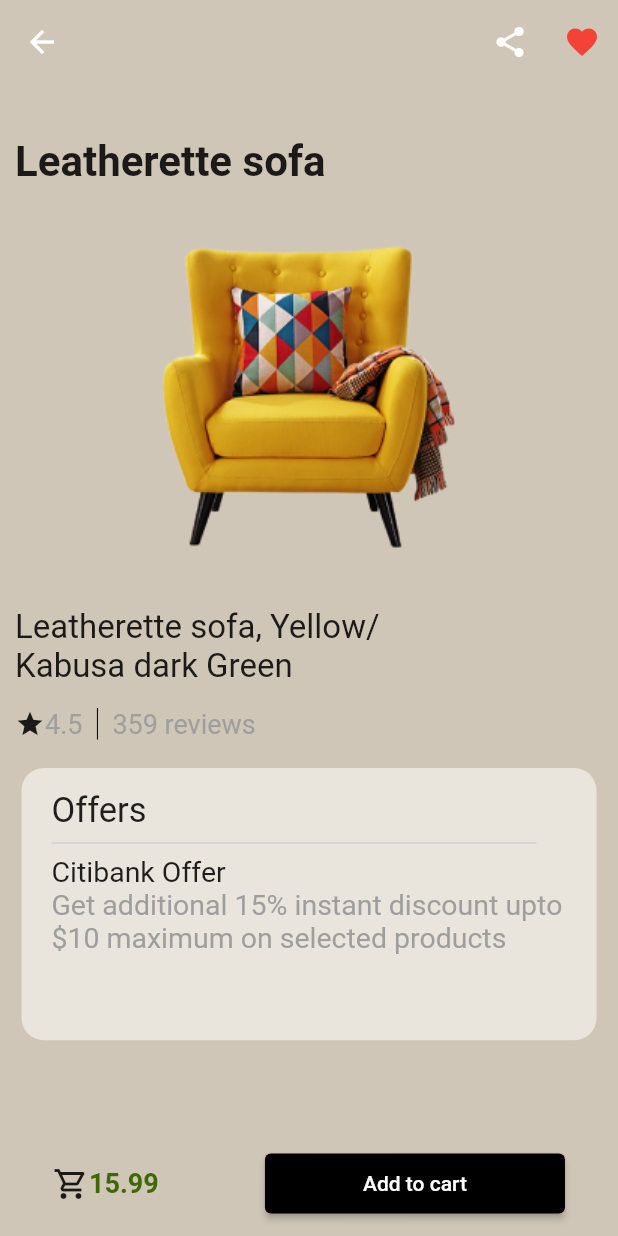
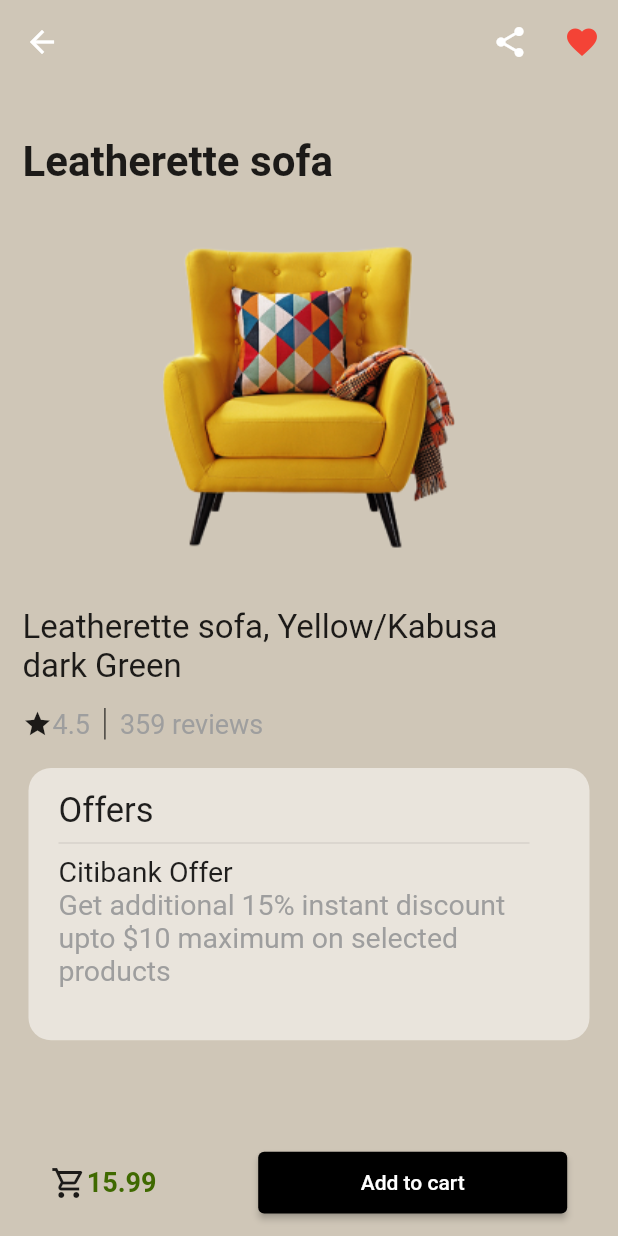
Before and after one commit to RAZMES2009/furniture_shop, a Flutter app: the screen it shows after launch, after a tap on "Shopping now!", after a tap on the "favorite outline" icon, after a tap on "Leatherette sofa", on a phone screen of 412 x 824 dp. Run offline on Flutter 3.47's test engine with Material 2 defaults, Android fonts, the phone set to English and light mode, and no system bars; Roboto replaces fonts that are missing (OldStandartTT).

Commit message:
refactoring and fix some bugs

```diff
--- a/lib/main.dart
+++ b/lib/main.dart
@@ -12,7 +12,6 @@ void main() {
     MultiProvider(
       providers: [
         ChangeNotifierProvider(create: (_) => Products()),
-        // ChangeNotifierProvider(create: (_) => Product()),
       ],
       child: const FurnitureShopApp(),
     ),
--- a/lib/screens/detail_product_screen.dart
+++ b/lib/screens/detail_product_screen.dart
@@ -16,6 +16,8 @@ class DetailProductScreen extends StatefulWidget {
 class _DetailProductScreenState extends State<DetailProductScreen> {
   SnackBar showSnackBarFavorite(
       BuildContext context, Products productsData, String id) {
+    bool isFavorite =
+        productsData.items.firstWhere((el) => el.id == id).isFavorited;
     return SnackBar(
       duration: const Duration(seconds: 2),
       action: SnackBarAction(
@@ -29,7 +31,9 @@ class _DetailProductScreenState extends State<DetailProductScreen> {
           });
         },
       ),
-      content: const Text('Added to favorite!'),
+      content: isFavorite
+          ? const Text('Added to favorite!')
+          : const Text('Delete from favorite!'),
     );
   }
 
@@ -50,6 +54,7 @@ class _DetailProductScreenState extends State<DetailProductScreen> {
           ),
           IconButton(
             onPressed: () {
+              ScaffoldMessenger.of(context).hideCurrentSnackBar();
               setState(() {
                 currentProduct.single.isFavorited =
                     !currentProduct.single.isFavorited;
@@ -88,8 +93,8 @@ class _DetailProductScreenState extends State<DetailProductScreen> {
           Padding(
             padding: const EdgeInsets.symmetric(vertical: 15),
             child: SizedBox(
-              width: 200,
-              height: 40,
+              width: MediaQuery.of(context).size.width * 0.5,
+              height: MediaQuery.of(context).size.height * 0.05,
               child: ElevatedButton(
                 onPressed: () {},
                 child: const Text('Add to cart'),
--- a/lib/screens/main_about_shop_screen.dart
+++ b/lib/screens/main_about_shop_screen.dart
@@ -46,7 +46,8 @@ class MainAboutShopScreen extends StatelessWidget {
                       style: TextStyle(fontSize: 20),
                     ),
                     ElevatedButton(
-                      onPressed: () => Navigator.pushReplacementNamed(context, MainShopScreen.routeName),
+                      onPressed: () => Navigator.of(context)
+                          .pushReplacementNamed(MainShopScreen.routeName),
                       style: ButtonStyle(
                         minimumSize: MaterialStateProperty.all(Size(
                             mediaQuery.size.width * 0.6,
--- a/lib/screens/main_shop_screen.dart
+++ b/lib/screens/main_shop_screen.dart
@@ -23,13 +23,11 @@ class MainShopScreen extends StatelessWidget {
         ],
       ),
       drawer: const MyDrawer(),
-      body: SingleChildScrollView(
-        child: Column(
-          children: const [
-            HotDealsCard(),
-            NewArrivals(),
-          ],
-        ),
+      body: Column(
+        children: const [
+          HotDealsCard(),
+          NewArrivals(),
+        ],
       ),
     );
   }
--- a/lib/widgets/detail_product.dart
+++ b/lib/widgets/detail_product.dart
@@ -12,15 +12,20 @@ class DetailProduct extends StatelessWidget {
 
   @override
   Widget build(BuildContext context) {
+    final mediaQuery = MediaQuery.of(context);
+
     return SingleChildScrollView(
+      child: Padding(
+        padding: const EdgeInsets.symmetric(horizontal: 15),
         child: Column(
           crossAxisAlignment: CrossAxisAlignment.start,
           children: [
             Padding(
-            padding: const EdgeInsets.symmetric(horizontal: 10.0, vertical: 35),
+              padding: const EdgeInsets.symmetric(vertical: 35),
               child: Text(
                 currentProduct.single.name!,
-              style: const TextStyle(fontSize: 28, fontWeight: FontWeight.bold),
+                style:
+                    const TextStyle(fontSize: 28, fontWeight: FontWeight.bold),
               ),
             ),
             Center(
@@ -29,9 +34,9 @@ class DetailProduct extends StatelessWidget {
               ),
             ),
             SizedBox(
-            width: 300,
+              width: mediaQuery.size.width * 0.8,
               child: Padding(
-              padding: const EdgeInsets.only(left: 10.0, top: 35),
+                padding: const EdgeInsets.only(top: 35),
                 child: Text(
                   '${currentProduct.single.name}, ${currentProduct.single.color}',
                   style: const TextStyle(fontSize: 22),
@@ -39,7 +44,7 @@ class DetailProduct extends StatelessWidget {
               ),
             ),
             Padding(
-            padding: const EdgeInsets.symmetric(horizontal: 10.0, vertical: 15),
+              padding: const EdgeInsets.symmetric(vertical: 15),
               child: IntrinsicHeight(
                 child: Row(
                   children: [
@@ -65,6 +70,7 @@ class DetailProduct extends StatelessWidget {
             ),
             const BottomInfoCard(),
           ],
+        ),
       ),
     );
   }
--- a/lib/widgets/new_arrivals.dart
+++ b/lib/widgets/new_arrivals.dart
@@ -14,6 +14,7 @@ class NewArrivals extends StatefulWidget {
 class _NewArrivalsState extends State<NewArrivals> {
   SnackBar showSnackBarFavorite(
       BuildContext context, Products productsData, int i) {
+    bool isFavorite = productsData.items[i].isFavorited;
     return SnackBar(
       duration: const Duration(seconds: 2),
       action: SnackBarAction(
@@ -27,7 +28,9 @@ class _NewArrivalsState extends State<NewArrivals> {
           });
         },
       ),
-      content: const Text('Added to favorite!'),
+      content: isFavorite
+          ? const Text('Added to favorite!')
+          : const Text('Delete from favorite!'),
     );
   }
 
@@ -38,21 +41,19 @@ class _NewArrivalsState extends State<NewArrivals> {
 
     return Padding(
       padding: const EdgeInsets.only(top: 20.0),
-      child: SizedBox(
-        width: double.infinity,
+      child: Padding(
+        padding: const EdgeInsets.only(left: 15.0),
         child: Column(
           crossAxisAlignment: CrossAxisAlignment.start,
           children: [
             const Padding(
-              padding: EdgeInsets.symmetric(vertical: 15.0, horizontal: 15.0),
+              padding: EdgeInsets.symmetric(vertical: 15.0),
               child: Text(
                 'New arrivals',
                 style: TextStyle(fontSize: 28, fontWeight: FontWeight.bold),
               ),
             ),
-            Padding(
-              padding: const EdgeInsets.only(left: 10.0),
-              child: SizedBox(
+            SizedBox(
               width: double.infinity,
               height: mediaQuery.size.height * 0.4,
               child: ListView.builder(
@@ -85,8 +86,8 @@ class _NewArrivalsState extends State<NewArrivals> {
                             children: [
                               SizedBox(
                                 width: mediaQuery.size.width * 0.5,
-                                  child: Image.asset(
-                                      productsData.items[i].imgPath!),
+                                child:
+                                    Image.asset(productsData.items[i].imgPath!),
                               ),
                               IconButton(
                                 onPressed: () {
@@ -137,7 +138,6 @@ class _NewArrivalsState extends State<NewArrivals> {
                 ),
               ),
             ),
-            ),
           ],
         ),
       ),
```
Also changed, not shown: lib/screens/favorite_item_screen.dart (+14 -10 lines). Lines whose indentation alone changed are shown as unchanged.
